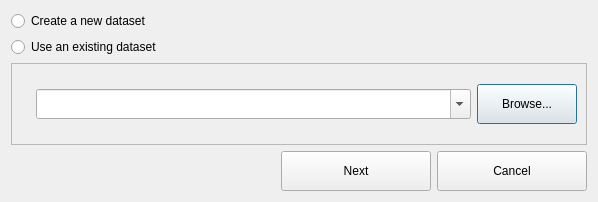
The window that python/resources/ui/ImportDialogWizard.ui (introlab/OpenIMU) describes before a commit, drawn with Qt 5.
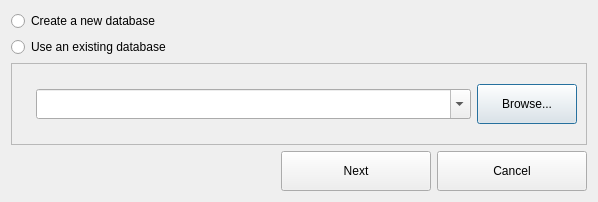
The same window after the commit. Icons and pictures are not drawn.

```diff
--- a/python/resources/ui/ImportDialogWizard.ui
+++ b/python/resources/ui/ImportDialogWizard.ui
@@ -17,7 +17,7 @@
    <item>
     <widget class="QRadioButton" name="radioNewDataset">
      <property name="text">
-      <string>Create a new dataset</string>
+      <string>Create a new database</string>
      </property>
      <property name="icon">
       <iconset resource="../core.qrc">
@@ -34,7 +34,7 @@
    <item>
     <widget class="QRadioButton" name="radioExistingDataset">
      <property name="text">
-      <string>Use an existing dataset</string>
+      <string>Use an existing database</string>
      </property>
      <property name="icon">
       <iconset resource="../core.qrc">
```
Left out of the diff: 2 changed lines with no effect on the pictures.
